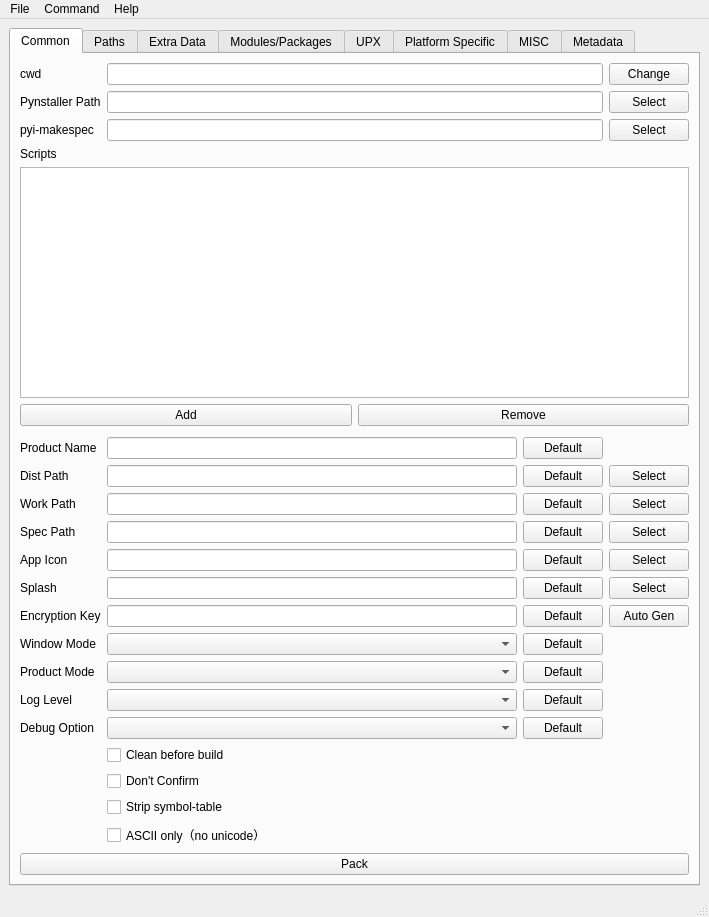
zimolab/PyInstallerGUI, file ui/design/main.ui: the form before one commit.
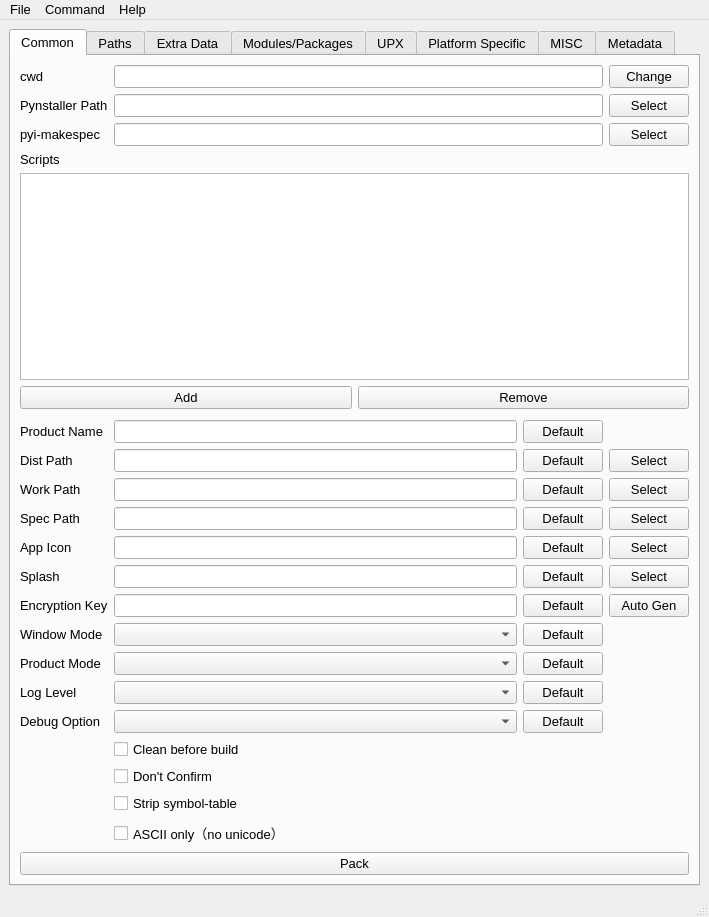
The form after the commit. The open tabs and pages were chosen to show the change. Custom widgets are drawn as their Qt base class.

```diff
--- a/ui/design/main.ui
+++ b/ui/design/main.ui
@@ -14,7 +14,7 @@
   <property name="font">
    <font>
     <family>Arial</family>
-    <pointsize>9</pointsize>
+    <pointsize>10</pointsize>
    </font>
   </property>
   <property name="acceptDrops">
@@ -1391,7 +1391,7 @@
      <x>0</x>
      <y>0</y>
      <width>709</width>
-     <height>23</height>
+     <height>25</height>
     </rect>
    </property>
    <widget class="QMenu" name="fileMenu">
```
Left out of the diff: 26 changed lines with no effect on the pictures.
